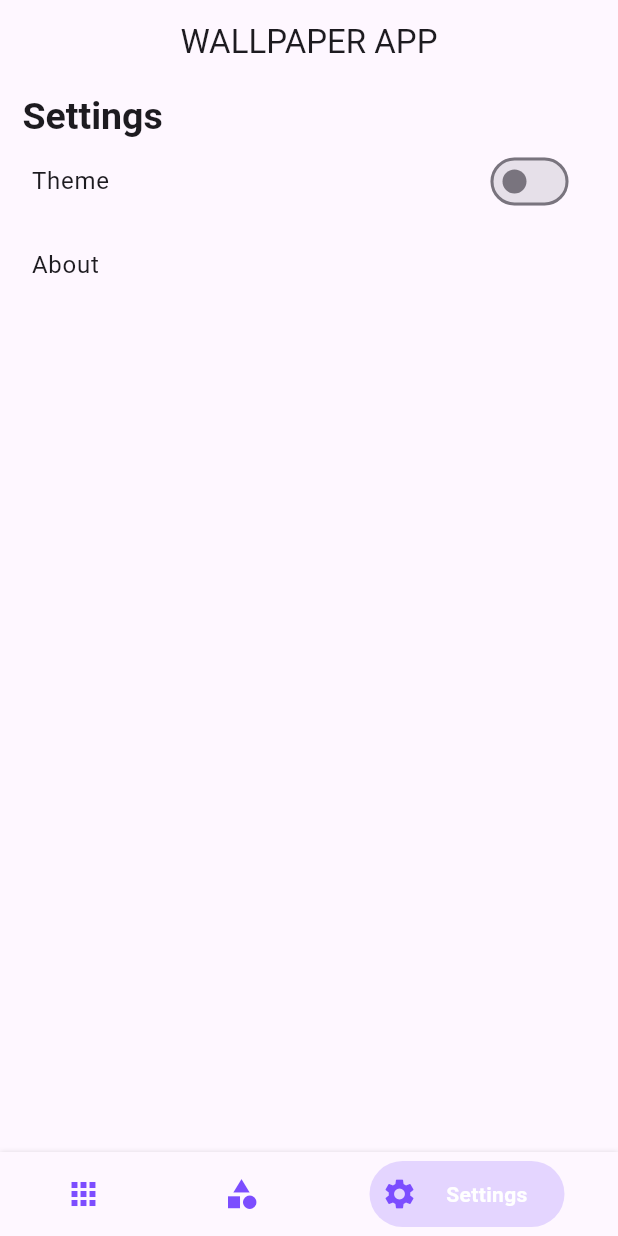
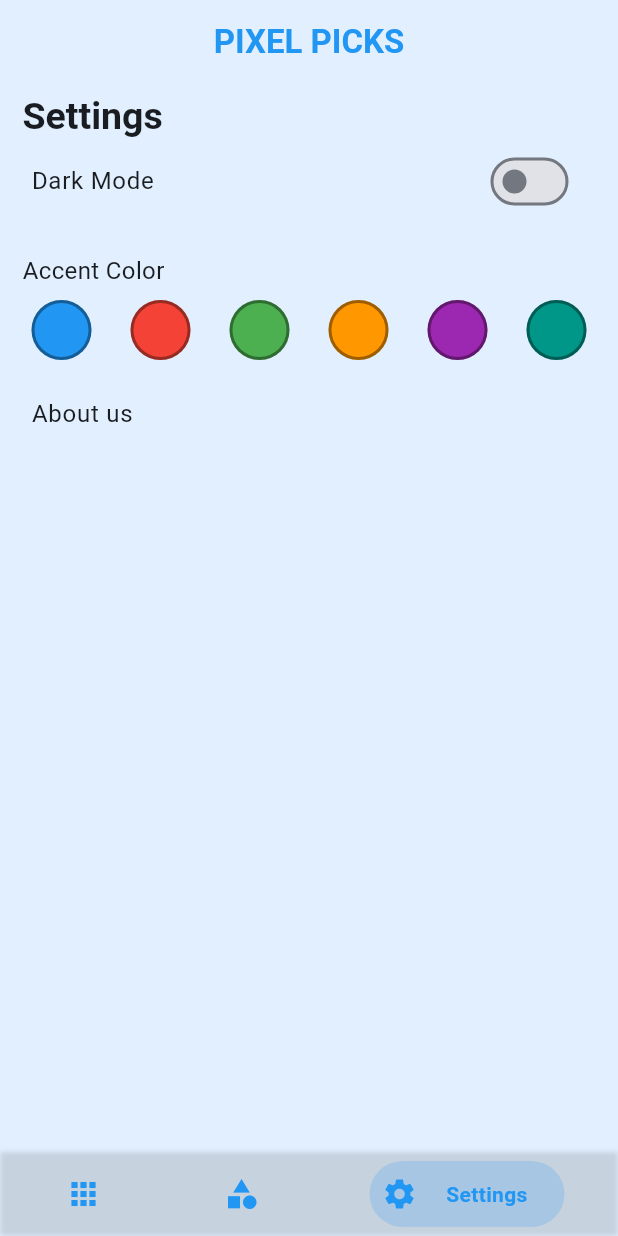
Before and after one commit to zohaibanwer984/wallpaper_flutter_app, a Flutter app: the screen it shows after launch, item 3 of the bottom bar chosen, on a phone screen of 412 x 824 dp. Run offline on Flutter 3.47's test engine with Material 3 defaults, Android fonts, the phone set to English and light mode, and no system bars; drawn by our look-alikes of bottom_navy_bar; our stand-ins replace carousel_slider, shared_preferences; network calls fail.

Commit message:
Completed App

```diff
--- a/lib/main.dart
+++ b/lib/main.dart
@@ -27,7 +27,6 @@ class _MyAppState extends State<MyApp> {
       debugShowCheckedModeBanner: false,
       theme: Provider.of<ThemeProvider>(context)
           .themeDataStyle, // Use the current theme from ThemeProvider
-      darkTheme: ThemeDataStyle.dark, // Optional dark theme style
       initialRoute: '/home',
       routes: {
         '/home': (context) => const HomeScreen(),
--- a/lib/pages/category_page.dart
+++ b/lib/pages/category_page.dart
@@ -6,7 +6,7 @@ class CategoryPage extends StatefulWidget {
   const CategoryPage({super.key});
 
   @override
-  _CategoryPageState createState() => _CategoryPageState();
+  State<CategoryPage> createState() => _CategoryPageState();
 }
 
 class _CategoryPageState extends State<CategoryPage> {
@@ -56,11 +56,7 @@ class _CategoryPageState extends State<CategoryPage> {
 
   @override
   Widget build(BuildContext context) {
-    return Scaffold(
-      appBar: AppBar(
-        title: const Text('Categories'),
-      ),
-      body: _loading
+    return (_loading)
         ? const Center(child: CircularProgressIndicator())
         : Padding(
             padding: const EdgeInsets.all(16.0),
@@ -115,7 +111,6 @@ class _CategoryPageState extends State<CategoryPage> {
                 );
               },
             ),
-            ),
           );
   }
 }
--- a/lib/pages/home_page.dart
+++ b/lib/pages/home_page.dart
@@ -1,7 +1,9 @@
 import 'package:flutter/material.dart';
 import 'package:carousel_slider/carousel_slider.dart';
 import 'package:flutter_staggered_grid_view/flutter_staggered_grid_view.dart';
+import 'package:provider/provider.dart';
 import 'package:wallpaper_flutter_app/screens/wallpaper_screen.dart';
+import 'package:wallpaper_flutter_app/themeHandler/theme_provider.dart';
 import 'package:wallpaper_flutter_app/utils/pexel_api.dart';
 
 class HomePage extends StatefulWidget {
@@ -45,12 +47,12 @@ class _HomePageState extends State<HomePage> {
     try {
       _featuredWallpapers = await _pexelsAPI.fetchRandomWallpapers();
       _trendingWallpapers = await _pexelsAPI.fetchWallpapers('popular');
+      setState(() {
+        _loading = false;
+      });
     } catch (e) {
       print('Error fetching wallpapers: $e');
     }
-    setState(() {
-      _loading = false;
-    });
   }
 
   // Fetch wallpapers for selected category
@@ -69,6 +71,7 @@ class _HomePageState extends State<HomePage> {
 
   @override
   Widget build(BuildContext context) {
+    final themeProvider = Provider.of<ThemeProvider>(context);
     return (_loading)
         ? const Center(child: CircularProgressIndicator())
         : SingleChildScrollView(
@@ -131,7 +134,7 @@ class _HomePageState extends State<HomePage> {
                           margin: const EdgeInsets.symmetric(
                               horizontal: 5, vertical: 5),
                           decoration: BoxDecoration(
-                            color: Colors.deepPurpleAccent,
+                            color: themeProvider.accentColor,
                             borderRadius: BorderRadius.circular(
                                 50), // Makes the pill shape
                           ),
--- a/lib/pages/settings_page.dart
+++ b/lib/pages/settings_page.dart
@@ -1,5 +1,6 @@
 import 'package:flutter/material.dart';
 import 'package:provider/provider.dart';
+import 'package:shared_preferences/shared_preferences.dart';
 import 'package:wallpaper_flutter_app/themeHandler/theme_data_style.dart';
 import 'package:wallpaper_flutter_app/themeHandler/theme_provider.dart';
 
@@ -11,9 +12,34 @@ class SettingPage extends StatefulWidget {
 }
 
 class _SettingPageState extends State<SettingPage> {
+  // Define a list of accent colors to display in the color picker
+  final List<Color> accentColors = [
+    Colors.blue,
+    Colors.red,
+    Colors.green,
+    Colors.orange,
+    Colors.purple,
+    Colors.teal,
+  ];
+  bool isDarkMode = false;
+  // Load theme preference
+  @override
+  void initState() {
+    super.initState();
+    _loadThemeValue();
+  }
+
+  void _loadThemeValue() async {
+    SharedPreferences pref = await SharedPreferences.getInstance();
+    setState(() {
+      isDarkMode = pref.getBool('theme') ?? false;
+    });
+  }
+
   @override
   Widget build(BuildContext context) {
     final themeProvider = Provider.of<ThemeProvider>(context);
+
     return ListView(
       padding: const EdgeInsets.all(5),
       physics: const BouncingScrollPhysics(),
@@ -25,22 +51,70 @@ class _SettingPageState extends State<SettingPage> {
             style: Theme.of(context).textTheme.headlineMedium,
           ),
         ),
+        // Theme toggle switch
         ListTile(
-          title: const Text("Theme "),
+          title: const Text("Dark Mode "),
           trailing: Switch(
-            value: themeProvider.themeDataStyle == ThemeDataStyle.dark
-                ? true
-                : false,
+            value: isDarkMode,
             onChanged: (isOn) {
               Provider.of<ThemeProvider>(context, listen: false)
                   .toggleTheme(isOn);
+              setState(() {
+                isDarkMode = isOn;
+              });
             },
           ),
         ),
+        const SizedBox(height: 20),
+
+        // Accent Color Picker
+        const Padding(
+          padding: EdgeInsets.symmetric(horizontal: 10),
+          child: Text(
+            "Accent Color",
+            style: TextStyle(
+              fontSize: 16,
+            ),
+          ),
+        ),
+        Wrap(
+          alignment: WrapAlignment.center,
+          spacing: 10,
+          children: accentColors.map((color) {
+            return GestureDetector(
+              onTap: () {
+                themeProvider.setAccentColor(color);
+              },
+              child: Container(
+                margin: const EdgeInsets.all(8),
+                width: 40,
+                height: 40,
+                child: (themeProvider.accentColor == color)
+                    ? Icon(
+                        Icons.done_outline,
+                        color: Colors.white,
+                      )
+                    : null,
+                decoration: BoxDecoration(
+                  color: color,
+                  shape: BoxShape.circle,
+                  border: Border.all(
+                    color: themeProvider.themeDataStyle.disabledColor,
+                    width: 2,
+                  ),
+                ),
+              ),
+            );
+          }).toList(),
+        ),
+
+        // About option
         ListTile(
-          title: const Text("About "),
-          onTap: () {},
-        )
+          title: const Text("About us"),
+          onTap: () {
+            // Add about dialog or page logic here
+          },
+        ),
       ],
     );
   }
--- a/lib/screens/category_screen.dart
+++ b/lib/screens/category_screen.dart
@@ -9,7 +9,7 @@ class CategoryScreen extends StatefulWidget {
   const CategoryScreen({super.key, required this.categoryName});
 
   @override
-  _CategoryScreenState createState() => _CategoryScreenState();
+  State<CategoryScreen> createState() => _CategoryScreenState();
 }
 
 class _CategoryScreenState extends State<CategoryScreen> {
@@ -74,7 +74,8 @@ class _CategoryScreenState extends State<CategoryScreen> {
                         Row(
                           children: [
                             IconButton(
-                              icon: const Icon(Icons.arrow_back, color: Colors.white),
+                              icon: const Icon(Icons.arrow_back,
+                                  color: Colors.white),
                               onPressed: () => Navigator.pop(context),
                             ),
                             Text(
--- a/lib/screens/home_screen.dart
+++ b/lib/screens/home_screen.dart
@@ -1,8 +1,10 @@
 import 'package:bottom_navy_bar/bottom_navy_bar.dart';
 import 'package:flutter/material.dart';
+import 'package:provider/provider.dart';
 import 'package:wallpaper_flutter_app/pages/category_page.dart';
 import 'package:wallpaper_flutter_app/pages/home_page.dart';
 import 'package:wallpaper_flutter_app/pages/settings_page.dart';
+import 'package:wallpaper_flutter_app/themeHandler/theme_provider.dart';
 import 'package:wallpaper_flutter_app/utils/pexel_api.dart';
 import 'package:wallpaper_flutter_app/widgets/cutom_search_delegate.dart';
 
@@ -17,8 +19,8 @@ class _HomeScreenState extends State<HomeScreen> {
   final PexelsAPI _pexelsAPI = PexelsAPI();
 
   final List<Widget> _pages = [
-    HomePage(),
-    CategoryPage(),
+    const HomePage(),
+    const CategoryPage(),
     const SettingPage(),
   ];
 
@@ -47,15 +49,26 @@ class _HomeScreenState extends State<HomeScreen> {
 
   @override
   Widget build(BuildContext context) {
+    final themeProvider = Provider.of<ThemeProvider>(context);
     return Scaffold(
       appBar: AppBar(
+        backgroundColor: themeProvider.accentColor.withOpacity(0.1),
         centerTitle: true,
-        title: const Text("WALLPAPER APP"),
+        title: Text(
+          "PIXEL PICKS",
+          style: TextStyle(
+              color: themeProvider.accentColor, fontWeight: FontWeight.bold),
+        ),
         actions: actionCheck(_selectedIndex),
       ),
-      body: _pages[_selectedIndex],
-      bottomNavigationBar: BottomNavyBar(
-        backgroundColor: Theme.of(context).scaffoldBackgroundColor,
+      body: Container(
+        color: themeProvider.accentColor.withOpacity(0.1),
+        child: _pages[_selectedIndex],
+      ),
+      bottomNavigationBar: Container(
+        color: themeProvider.accentColor.withOpacity(0.1),
+        child: BottomNavyBar(
+          backgroundColor: Colors.transparent,
           mainAxisAlignment: MainAxisAlignment.spaceAround,
           selectedIndex: _selectedIndex,
           onItemSelected: (index) => setState(() {
@@ -68,10 +81,9 @@ class _HomeScreenState extends State<HomeScreen> {
                 padding: EdgeInsets.only(left: 15),
                 child: Text(
                   'Home',
-                style: TextStyle(color: Colors.white),
                 ),
               ),
-            activeColor: Colors.deepPurpleAccent,
+              activeColor: themeProvider.accentColor,
             ),
             BottomNavyBarItem(
               icon: const Icon(Icons.category),
@@ -79,21 +91,22 @@ class _HomeScreenState extends State<HomeScreen> {
                 padding: EdgeInsets.only(left: 15),
                 child: Text(
                   'Category',
-                  style: TextStyle(color: Colors.white),
                 ),
               ),
-              activeColor: Colors.deepPurpleAccent),
+              activeColor: themeProvider.accentColor,
+            ),
             BottomNavyBarItem(
               icon: const Icon(Icons.settings),
               title: const Padding(
                 padding: EdgeInsets.only(left: 15),
                 child: Text(
                   'Settings',
-                  style: TextStyle(color: Colors.white),
                 ),
               ),
-              activeColor: Colors.deepPurpleAccent),
+              activeColor: themeProvider.accentColor,
+            ),
           ],
+        ),
       ),
     );
   }
--- a/lib/themeHandler/theme_data_style.dart
+++ b/lib/themeHandler/theme_data_style.dart
@@ -1,20 +1,12 @@
 import 'package:flutter/material.dart';
 
 class ThemeDataStyle {
-  static ThemeData light = ThemeData(
+  // Method to get light theme with a specified color seed
+  static ThemeData getLightTheme(Color colorSeed) {
+    return ThemeData(
       useMaterial3: true,
       brightness: Brightness.light,
-    textTheme: const TextTheme(
-      headlineMedium: TextStyle(
-        fontSize: 25,
-        fontWeight: FontWeight.bold,
-      ),
-    ),
-  );
-
-  static ThemeData dark = ThemeData(
-    useMaterial3: true,
-    brightness: Brightness.dark,
+      colorSchemeSeed: colorSeed,
       textTheme: const TextTheme(
         headlineMedium: TextStyle(
           fontSize: 25,
@@ -23,3 +15,19 @@ class ThemeDataStyle {
       ),
     );
   }
+
+  // Method to get dark theme with a specified color seed
+  static ThemeData getDarkTheme(Color colorSeed) {
+    return ThemeData(
+      useMaterial3: true,
+      brightness: Brightness.dark,
+      colorSchemeSeed: colorSeed,
+      textTheme: const TextTheme(
+        headlineMedium: TextStyle(
+          fontSize: 25,
+          fontWeight: FontWeight.bold,
+        ),
+      ),
+    );
+  }
+}
--- a/lib/themeHandler/theme_provider.dart
+++ b/lib/themeHandler/theme_provider.dart
@@ -3,36 +3,57 @@ import 'package:shared_preferences/shared_preferences.dart';
 import 'theme_data_style.dart';
 
 class ThemeProvider extends ChangeNotifier {
-  ThemeData _themeDataStyle = ThemeDataStyle.light;
+  ThemeData _themeDataStyle;
+  Color _accentColor = Colors.blue; // Default accent color
 
   ThemeData get themeDataStyle => _themeDataStyle;
+  Color get accentColor => _accentColor;
 
-  ThemeProvider() {
-    _loadThemePreference(); // Load theme when the app starts
+  ThemeProvider() : _themeDataStyle = ThemeDataStyle.getLightTheme(Colors.blue) {
+    _loadThemePreferences(); // Load theme and accent color when the app starts
   }
 
-  // Load the theme preference from SharedPreferences
-  void _loadThemePreference() async {
+  // Load the theme and accent color preferences from SharedPreferences
+  void _loadThemePreferences() async {
     SharedPreferences pref = await SharedPreferences.getInstance();
+
+    // Load theme preference
     bool isDarkMode = pref.getBool('theme') ?? false;
-    if (isDarkMode) {
-      _themeDataStyle = ThemeDataStyle.dark;
-    } else {
-      _themeDataStyle = ThemeDataStyle.light;
-    }
+
+    // Load accent color preference
+    int accentColorValue = pref.getInt('accentColor') ?? Colors.blue.value;
+    _accentColor = Color(accentColorValue);
+
+    _themeDataStyle = isDarkMode
+        ? ThemeDataStyle.getDarkTheme(_accentColor)
+        : ThemeDataStyle.getLightTheme(_accentColor);
+
     notifyListeners();
   }
 
-  // Save the theme preference to SharedPreferences
+  // Toggle theme and save preference
   void toggleTheme(bool isDarkMode) async {
     SharedPreferences pref = await SharedPreferences.getInstance();
-    if (isDarkMode) {
-      _themeDataStyle = ThemeDataStyle.dark;
-      await pref.setBool('theme', true); // Save dark theme preference
-    } else {
-      _themeDataStyle = ThemeDataStyle.light;
-      await pref.setBool('theme', false); // Save light theme preference
-    }
+
+    _themeDataStyle = isDarkMode
+        ? ThemeDataStyle.getDarkTheme(_accentColor)
+        : ThemeDataStyle.getLightTheme(_accentColor);
+    await pref.setBool('theme', isDarkMode); // Save theme preference
+
+    notifyListeners();
+  }
+
+  // Update accent color and save preference
+  void setAccentColor(Color color) async {
+    SharedPreferences pref = await SharedPreferences.getInstance();
+
+    _accentColor = color;
+    await pref.setInt('accentColor', color.value); // Save accent color preference
+
+    _themeDataStyle = _themeDataStyle.brightness == Brightness.dark
+        ? ThemeDataStyle.getDarkTheme(_accentColor)
+        : ThemeDataStyle.getLightTheme(_accentColor);
+
     notifyListeners();
   }
 }
```
Lines whose indentation alone changed are shown as unchanged.
